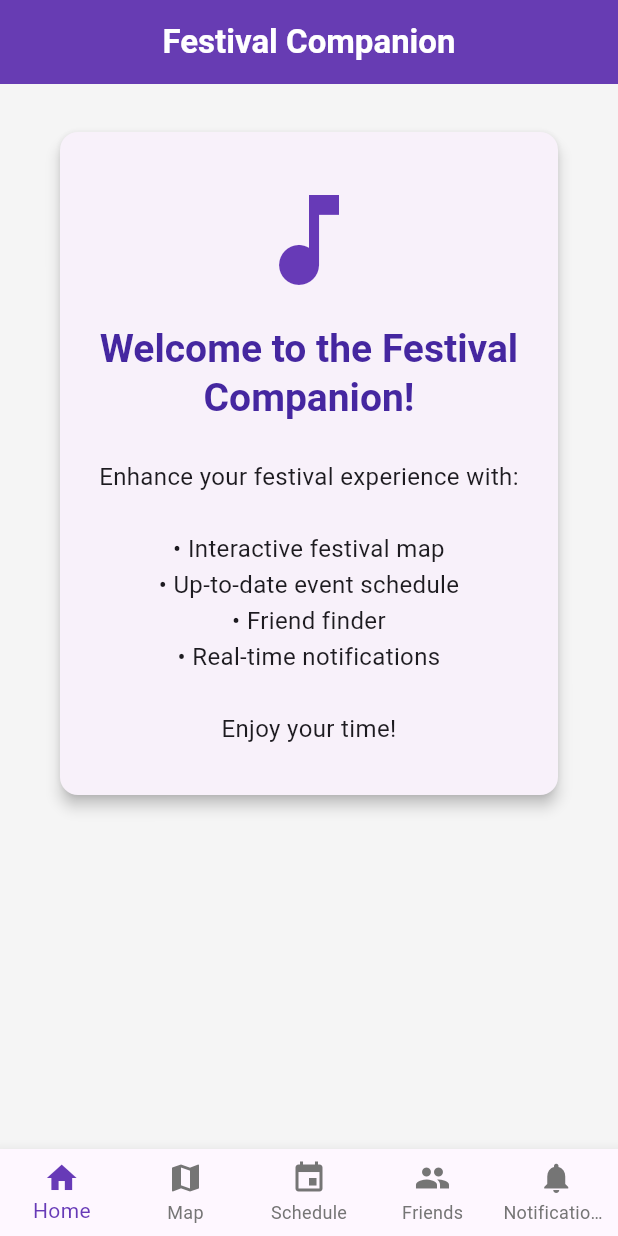
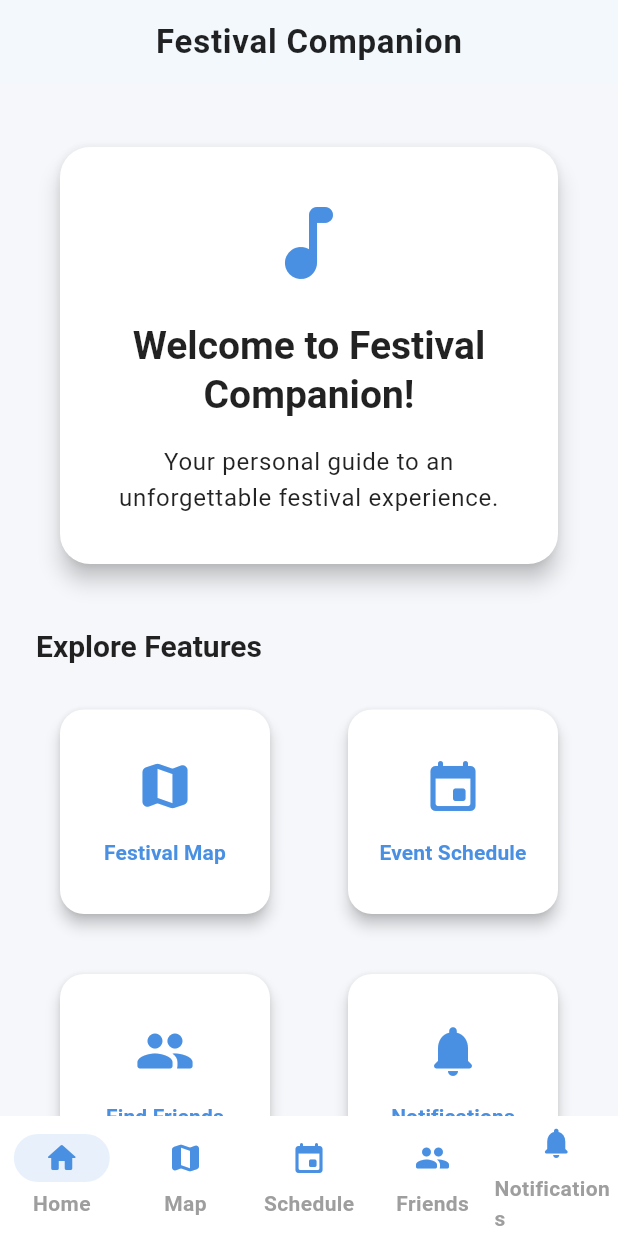
Before and after one commit to bobotiq/Festival-Companion, a Flutter app: the screen it shows after launch, on a phone screen of 412 x 824 dp. Run offline on Flutter 3.47's test engine with Material 3 defaults, Android fonts, the phone set to English and light mode, and no system bars.

Commit message:
redesign app UI and restructure project files

```diff
--- a/lib/main.dart
+++ b/lib/main.dart
@@ -1,39 +1,74 @@
 import 'package:flutter/material.dart';
+import 'screens/home_screen.dart';
+import 'screens/map_screen.dart';
+import 'screens/schedule_screen.dart';
+import 'screens/friends_screen.dart';
+import 'screens/notifications_screen.dart';
 
 void main() => runApp(FestivalCompanionApp());
 
 class FestivalCompanionApp extends StatelessWidget {
   @override
   Widget build(BuildContext context) {
+    final primaryColor = Color(0xFF4A90E2);
+    final secondaryColor = Color(0xFF50E3C2);
+    final surfaceColor = Color(0xFFF5F7FA);
+
     return MaterialApp(
       title: 'Festival Companion',
       theme: ThemeData(
-        colorScheme: ColorScheme.fromSeed(seedColor: Colors.deepPurple),
-        useMaterial3: true,
-        scaffoldBackgroundColor: Colors.grey[100],
+        colorScheme: ColorScheme.light(
+          primary: primaryColor,
+          onPrimary: Colors.white,
+          secondary: secondaryColor,
+          onSecondary: Colors.white,
+          surface: surfaceColor,
+          onSurface: Colors.black87,
+        ),
+        scaffoldBackgroundColor: surfaceColor,
+        fontFamily: 'Roboto',
         appBarTheme: AppBarTheme(
-          backgroundColor: Colors.deepPurple,
-          elevation: 4,
+          backgroundColor: Colors.white,
+          elevation: 2,
           centerTitle: true,
           titleTextStyle: TextStyle(
             fontSize: 22,
             fontWeight: FontWeight.bold,
-            color: Colors.white,
+            color: Colors.black87,
+            letterSpacing: 0.5,
           ),
-          iconTheme: IconThemeData(color: Colors.white),
+          iconTheme: IconThemeData(color: primaryColor),
+        ),
+        navigationBarTheme: NavigationBarThemeData(
+          backgroundColor: Colors.white,
+          indicatorColor: primaryColor.withAlpha(32),
+          labelTextStyle: WidgetStatePropertyAll(
+            TextStyle(fontWeight: FontWeight.w600),
+          ),
+          iconTheme: WidgetStatePropertyAll(IconThemeData(color: primaryColor)),
         ),
         cardTheme: CardTheme(
-          elevation: 4,
-          margin: EdgeInsets.symmetric(horizontal: 16, vertical: 8),
+          elevation: 3,
           shape: RoundedRectangleBorder(
-            borderRadius: BorderRadius.circular(12),
+            borderRadius: BorderRadius.circular(16),
+          ),
+          margin: EdgeInsets.symmetric(horizontal: 16, vertical: 10),
+          color: Colors.white,
+        ),
+        textTheme: TextTheme(
+          titleLarge: TextStyle(
+            fontSize: 20,
+            fontWeight: FontWeight.w700,
+            color: Colors.black87,
+          ),
+          bodyLarge: TextStyle(fontSize: 16, color: Colors.black87),
+          bodyMedium: TextStyle(fontSize: 14, color: Colors.grey),
+          labelLarge: TextStyle(
+            fontWeight: FontWeight.w600,
+            color: primaryColor,
           ),
         ),
-        textTheme: TextTheme(
-          titleLarge: TextStyle(fontSize: 18, fontWeight: FontWeight.w600),
-          titleMedium: TextStyle(fontSize: 14, color: Colors.grey),
-          bodyMedium: TextStyle(fontSize: 16),
-        ),
+        useMaterial3: true,
       ),
       home: MainScreen(),
       debugShowCheckedModeBanner: false,
@@ -49,7 +84,7 @@
 class _MainScreenState extends State<MainScreen> {
   int _selectedIndex = 0;
 
-  static final List<Widget> _screens = <Widget>[
+  static final List<Widget> _screens = [
     HomeScreen(),
     MapScreen(),
     ScheduleScreen(),
@@ -57,31 +92,29 @@
     NotificationsScreen(),
   ];
 
-  void _onItemTapped(int index) {
-    setState(() {
-      _selectedIndex = index;
-    });
-  }
+  void _onItemTapped(int index) => setState(() => _selectedIndex = index);
 
   @override
   Widget build(BuildContext context) {
     return Scaffold(
       appBar: AppBar(title: Text('Festival Companion')),
       body: _screens[_selectedIndex],
-      bottomNavigationBar: BottomNavigationBar(
-        currentIndex: _selectedIndex,
-        onTap: _onItemTapped,
-        type: BottomNavigationBarType.fixed,
-        selectedItemColor: Colors.deepPurple,
-        unselectedItemColor: Colors.grey[600],
-        showUnselectedLabels: true,
-        items: const [
-          BottomNavigationBarItem(icon: Icon(Icons.home), label: 'Home'),
-          BottomNavigationBarItem(icon: Icon(Icons.map), label: 'Map'),
-          BottomNavigationBarItem(icon: Icon(Icons.event), label: 'Schedule'),
-          BottomNavigationBarItem(icon: Icon(Icons.people), label: 'Friends'),
-          BottomNavigationBarItem(
-            icon: Icon(Icons.notifications),
+      bottomNavigationBar: NavigationBar(
+        selectedIndex: _selectedIndex,
+        onDestinationSelected: _onItemTapped,
+        destinations: const [
+          NavigationDestination(icon: Icon(Icons.home_rounded), label: 'Home'),
+          NavigationDestination(icon: Icon(Icons.map_rounded), label: 'Map'),
+          NavigationDestination(
+            icon: Icon(Icons.event_rounded),
+            label: 'Schedule',
+          ),
+          NavigationDestination(
+            icon: Icon(Icons.people_rounded),
+            label: 'Friends',
+          ),
+          NavigationDestination(
+            icon: Icon(Icons.notifications_rounded),
             label: 'Notifications',
           ),
         ],
@@ -89,198 +122,3 @@
     );
   }
 }
-
-// Home Screen with card and better typography
-class HomeScreen extends StatelessWidget {
-  @override
-  Widget build(BuildContext context) {
-    return SingleChildScrollView(
-      padding: EdgeInsets.all(24),
-      child: Card(
-        child: Padding(
-          padding: EdgeInsets.symmetric(vertical: 32, horizontal: 24),
-          child: Column(
-            mainAxisSize: MainAxisSize.min,
-            children: [
-              Icon(Icons.music_note, size: 80, color: Colors.deepPurple),
-              SizedBox(height: 16),
-              Text(
-                'Welcome to the Festival Companion!',
-                style: Theme.of(context).textTheme.titleLarge?.copyWith(
-                  fontSize: 26,
-                  color: Colors.deepPurple[800],
-                ),
-                textAlign: TextAlign.center,
-              ),
-              SizedBox(height: 24),
-              Text(
-                'Enhance your festival experience with:\n\n'
-                '• Interactive festival map\n'
-                '• Up-to-date event schedule\n'
-                '• Friend finder\n'
-                '• Real-time notifications\n\n'
-                'Enjoy your time!',
-                style: Theme.of(
-                  context,
-                ).textTheme.bodyMedium?.copyWith(height: 1.5),
-                textAlign: TextAlign.center,
-              ),
-            ],
-          ),
-        ),
-      ),
-    );
-  }
-}
-
-// Map Screen with styled placeholder
-class MapScreen extends StatelessWidget {
-  @override
-  Widget build(BuildContext context) {
-    return Center(
-      child: Card(
-        margin: EdgeInsets.all(24),
-        shape: RoundedRectangleBorder(borderRadius: BorderRadius.circular(16)),
-        elevation: 6,
-        child: Container(
-          width: double.infinity,
-          height: 400,
-          decoration: BoxDecoration(
-            borderRadius: BorderRadius.circular(16),
-            color: Colors.deepPurple[50],
-          ),
-          child: Center(
-            child: Text(
-              'Festival Map Coming Soon',
-              style: TextStyle(
-                fontSize: 22,
-                color: Colors.deepPurple[300],
-                fontWeight: FontWeight.w600,
-              ),
-            ),
-          ),
-        ),
-      ),
-    );
-  }
-}
-
-// Schedule Screen with cards and icons
-class ScheduleScreen extends StatelessWidget {
-  final List<Map<String, String>> events = [
-    {"time": "12:00", "title": "Opening Ceremony", "stage": "Main Stage"},
-    {"time": "13:30", "title": "Rock Band", "stage": "Stage A"},
-    {"time": "15:00", "title": "DJ Set", "stage": "Dance Tent"},
-    {"time": "16:30", "title": "Food Tasting", "stage": "Food Court"},
-    {"time": "18:00", "title": "Headliner", "stage": "Main Stage"},
-  ];
-
-  @override
-  Widget build(BuildContext context) {
-    return ListView.builder(
-      padding: EdgeInsets.symmetric(vertical: 12),
-      itemCount: events.length,
-      itemBuilder: (context, index) {
-        final event = events[index];
-        return Card(
-          child: ListTile(
-            leading: CircleAvatar(
-              backgroundColor: Colors.deepPurple,
-              child: Text(
-                event["time"]!.split(':')[0],
-                style: TextStyle(
-                  color: Colors.white,
-                  fontWeight: FontWeight.bold,
-                ),
-              ),
-            ),
-            title: Text(
-              event["title"] ?? "",
-              style: TextStyle(fontWeight: FontWeight.w600),
-            ),
-            subtitle: Text('${event["time"]} - ${event["stage"]}'),
-            trailing: Icon(
-              Icons.arrow_forward_ios,
-              size: 16,
-              color: Colors.deepPurple,
-            ),
-            onTap: () {
-              // Placeholder for event details
-              ScaffoldMessenger.of(context).showSnackBar(
-                SnackBar(
-                  content: Text('Details for "${event["title"]}" coming soon!'),
-                ),
-              );
-            },
-          ),
-        );
-      },
-    );
-  }
-}
-
-// Friends Screen with cards and avatars
-class FriendsScreen extends StatelessWidget {
-  final List<String> friends = ["Alex", "Samira", "Jasper", "Lotte", "Chen"];
-
-  @override
-  Widget build(BuildContext context) {
-    return ListView.builder(
-      padding: EdgeInsets.symmetric(vertical: 12),
-      itemCount: friends.length,
-      itemBuilder: (context, index) {
-        final friend = friends[index];
-        return Card(
-          child: ListTile(
-            leading: CircleAvatar(
-              backgroundColor: Colors.deepPurple,
-              child: Text(
-                friend[0],
-                style: TextStyle(
-                  color: Colors.white,
-                  fontWeight: FontWeight.bold,
-                ),
-              ),
-            ),
-            title: Text(friend, style: TextStyle(fontWeight: FontWeight.w600)),
-            subtitle: Text("At the festival"),
-            trailing: Icon(Icons.location_on, color: Colors.deepPurple),
-            onTap: () {
-              ScaffoldMessenger.of(context).showSnackBar(
-                SnackBar(
-                  content: Text('Location sharing for $friend coming soon!'),
-                ),
-              );
-            },
-          ),
-        );
-      },
-    );
-  }
-}
-
-// Notifications Screen with cards and icons
-class NotificationsScreen extends StatelessWidget {
-  final List<String> notifications = [
-    "Welcome to the festival!",
-    "Main Stage performance starts at 18:00.",
-    "Don't miss the food tasting at 16:30.",
-    "Lost & Found is near the entrance.",
-  ];
-
-  @override
-  Widget build(BuildContext context) {
-    return ListView.builder(
-      padding: EdgeInsets.symmetric(vertical: 12),
-      itemCount: notifications.length,
-      itemBuilder: (context, index) {
-        return Card(
-          child: ListTile(
-            leading: Icon(Icons.notifications, color: Colors.deepPurple),
-            title: Text(notifications[index]),
-          ),
-        );
-      },
-    );
-  }
-}
--- /dev/null
+++ b/lib/screens/home_screen.dart
@@ -0,0 +1,69 @@
+import 'package:flutter/material.dart';
+import '../widgets/feature_card.dart';
+
+class HomeScreen extends StatelessWidget {
+  final List<Map<String, dynamic>> features = [
+    {'icon': Icons.map_rounded, 'label': 'Festival Map'},
+    {'icon': Icons.event_rounded, 'label': 'Event Schedule'},
+    {'icon': Icons.people_rounded, 'label': 'Find Friends'},
+    {'icon': Icons.notifications_rounded, 'label': 'Notifications'},
+  ];
+
+  @override
+  Widget build(BuildContext context) {
+    final theme = Theme.of(context);
+    return SingleChildScrollView(
+      padding: EdgeInsets.symmetric(horizontal: 24, vertical: 32),
+      child: Column(
+        crossAxisAlignment: CrossAxisAlignment.stretch,
+        children: [
+          Card(
+            shape: RoundedRectangleBorder(borderRadius: BorderRadius.circular(20)),
+            elevation: 6,
+            child: Padding(
+              padding: EdgeInsets.symmetric(vertical: 32, horizontal: 24),
+              child: Column(
+                children: [
+                  Icon(Icons.music_note_rounded, size: 64, color: theme.colorScheme.primary),
+                  SizedBox(height: 20),
+                  Text(
+                    'Welcome to Festival Companion!',
+                    style: theme.textTheme.titleLarge?.copyWith(fontSize: 26),
+                    textAlign: TextAlign.center,
+                  ),
+                  SizedBox(height: 16),
+                  Text(
+                    'Your personal guide to an unforgettable festival experience.',
+                    style: theme.textTheme.bodyLarge,
+                    textAlign: TextAlign.center,
+                  ),
+                ],
+              ),
+            ),
+          ),
+          SizedBox(height: 32),
+          Text('Explore Features', style: theme.textTheme.titleLarge),
+          SizedBox(height: 20),
+          GridView.builder(
+            shrinkWrap: true,
+            physics: NeverScrollableScrollPhysics(),
+            itemCount: features.length,
+            gridDelegate: SliverGridDelegateWithFixedCrossAxisCount(
+              crossAxisCount: MediaQuery.of(context).size.width > 500 ? 4 : 2,
+              crossAxisSpacing: 20,
+              mainAxisSpacing: 20,
+              childAspectRatio: 1.1,
+            ),
+            itemBuilder: (context, index) {
+              final feature = features[index];
+              return FeatureCard(
+                icon: feature['icon'],
+                label: feature['label'],
+              );
+            },
+          ),
+        ],
+      ),
+    );
+  }
+}
--- /dev/null
+++ b/lib/widgets/feature_card.dart
@@ -0,0 +1,40 @@
+import 'package:flutter/material.dart';
+
+class FeatureCard extends StatelessWidget {
+  final IconData icon;
+  final String label;
+
+  const FeatureCard({required this.icon, required this.label});
+
+  @override
+  Widget build(BuildContext context) {
+    final theme = Theme.of(context);
+    return Card(
+      shape: RoundedRectangleBorder(borderRadius: BorderRadius.circular(16)),
+      elevation: 4,
+      child: InkWell(
+        borderRadius: BorderRadius.circular(16),
+        onTap: () {
+          ScaffoldMessenger.of(context).showSnackBar(
+            SnackBar(content: Text('$label feature coming soon!')),
+          );
+        },
+        child: Padding(
+          padding: EdgeInsets.symmetric(vertical: 24, horizontal: 12),
+          child: Column(
+            mainAxisAlignment: MainAxisAlignment.center,
+            children: [
+              Icon(icon, size: 40, color: theme.colorScheme.primary),
+              SizedBox(height: 14),
+              Text(
+                label,
+                style: theme.textTheme.labelLarge,
+                textAlign: TextAlign.center,
+              ),
+            ],
+          ),
+        ),
+      ),
+    );
+  }
+}
```
Also changed, not shown: lib/screens/friends_screen.dart (added, +40 -0 lines), lib/screens/map_screen.dart (added, +30 -0 lines), lib/screens/notifications_screen.dart (added, +48 -0 lines), lib/screens/schedule_screen.dart (added, +45 -0 lines), lib/widgets/profile_avatar.dart (added, +14 -0 lines).
